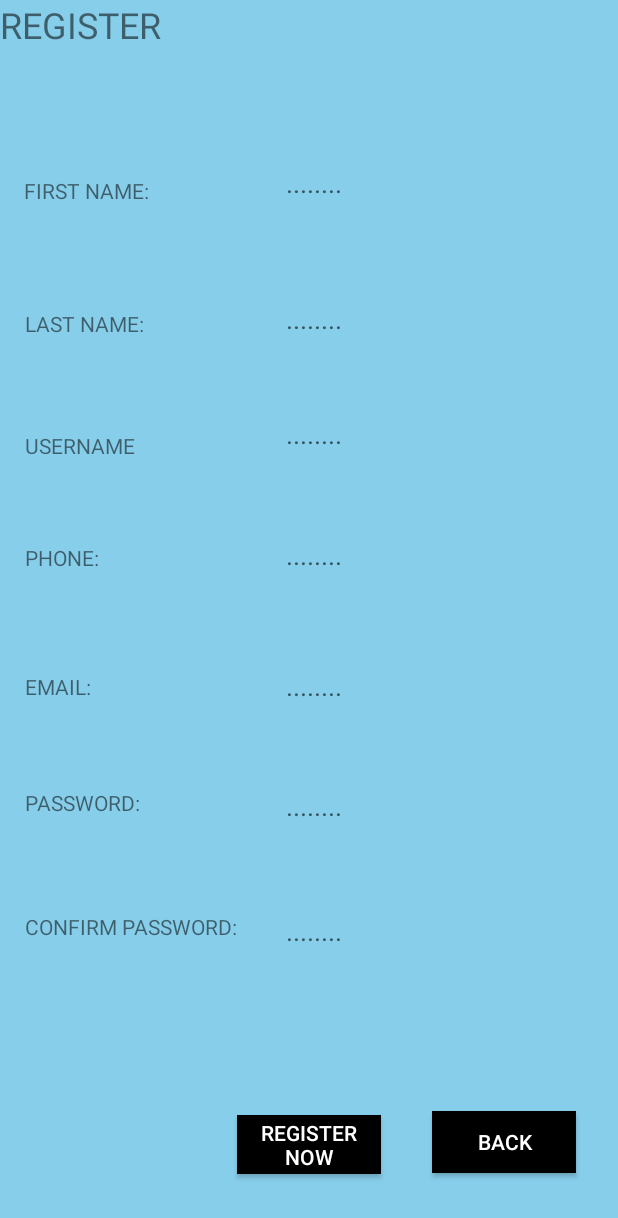
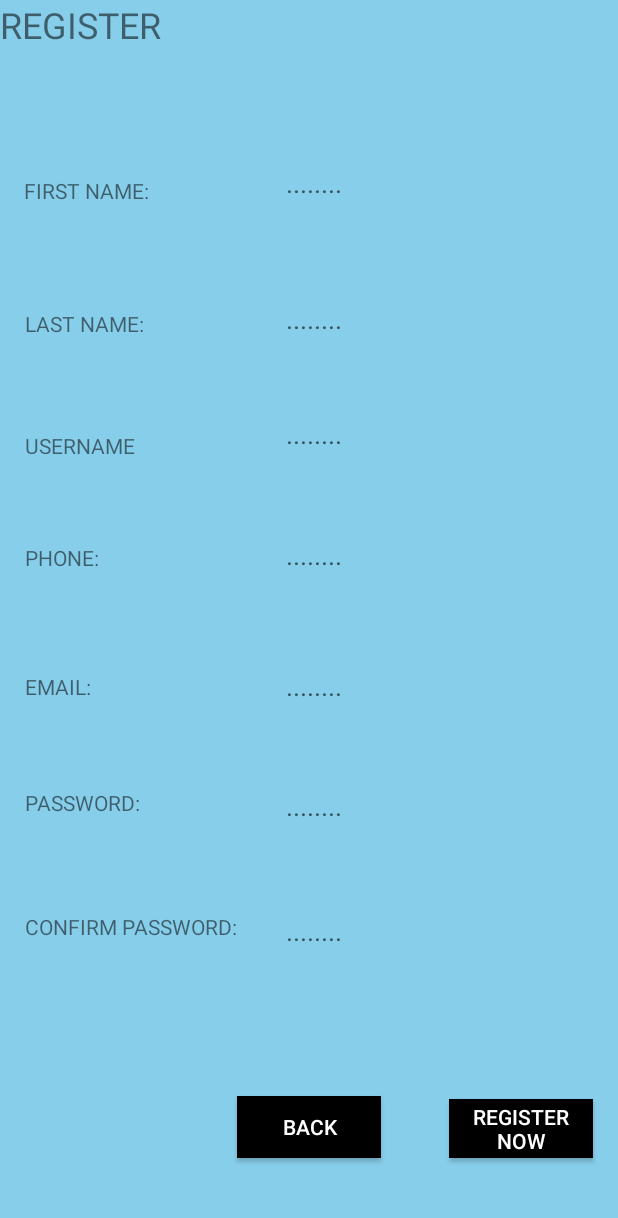
Before and after one commit to hiltonharyono/TugasBesarPBP, an Android app: the layout activity_register.xml on its own in the app's theme, with its tools: preview values and no code run, on a phone screen of 412 x 824 dp. Shown: the top 1218 px of the screen. Run offline under Robolectric (Android 15) with nearby library versions, the phone set to English and light mode, and no system bars.

Commit message:
register

```diff
--- a/app/src/main/AndroidManifest.xml
+++ b/app/src/main/AndroidManifest.xml
@@ -2,6 +2,7 @@
 <manifest xmlns:android="http://schemas.android.com/apk/res/android"
     package="tugasbesarpbp_f_keld.com.tugasbesarpbp_f_keld">
 
+    <uses-permission android:name="android.permission.INTERNET"/>
     <application
         android:allowBackup="true"
         android:icon="@mipmap/ic_launcher"
--- a/app/src/main/res/layout/activity_register.xml
+++ b/app/src/main/res/layout/activity_register.xml
@@ -44,7 +44,7 @@
         app:layout_constraintVertical_bias="0.446" />
 
     <EditText
-        android:id="@+id/etEmail"
+        android:id="@+id/editTextEmail"
         android:layout_width="wrap_content"
         android:layout_height="36dp"
         android:layout_marginBottom="8dp"
@@ -63,7 +63,7 @@
         app:layout_constraintVertical_bias="0.559" />
 
     <EditText
-        android:id="@+id/etPassword"
+        android:id="@+id/editTextPassword"
         android:layout_width="wrap_content"
         android:layout_height="36dp"
         android:layout_marginBottom="8dp"
@@ -244,7 +244,7 @@
         app:layout_constraintVertical_bias="0.656" />
 
     <Button
-        android:id="@+id/button"
+        android:id="@+id/buttonSignup"
         android:layout_width="96dp"
         android:layout_height="39dp"
         android:layout_marginBottom="8dp"
@@ -256,9 +256,10 @@
         android:textColor="@android:color/background_light"
         app:layout_constraintBottom_toBottomOf="parent"
         app:layout_constraintEnd_toEndOf="parent"
+        app:layout_constraintHorizontal_bias="0.97"
         app:layout_constraintStart_toStartOf="parent"
         app:layout_constraintTop_toTopOf="parent"
-        app:layout_constraintVertical_bias="0.957" />
+        app:layout_constraintVertical_bias="0.943" />
 
     <Button
         android:id="@+id/Back"
@@ -269,15 +270,14 @@
         android:layout_marginStart="8dp"
         android:layout_marginTop="8dp"
         android:background="@android:color/background_dark"
+        android:onClick="Back"
         android:text="BACK"
-        android:onClick="Back"
         android:textColor="@android:color/background_light"
         app:layout_constraintBottom_toBottomOf="parent"
         app:layout_constraintEnd_toEndOf="parent"
-        app:layout_constraintHorizontal_bias="0.933"
         app:layout_constraintStart_toStartOf="parent"
         app:layout_constraintTop_toTopOf="parent"
-        app:layout_constraintVertical_bias="0.956" />
+        app:layout_constraintVertical_bias="0.943" />
 
     <EditText
         android:id="@+id/etName"
--- a/build.gradle
+++ b/build.gradle
@@ -9,9 +9,9 @@ buildscript {
     dependencies {
         classpath 'com.android.tools.build:gradle:3.1.4'
 
-
         // NOTE: Do not place your application dependencies here; they belong
         // in the individual module build.gradle files
+        classpath 'com.google.gms:google-services:4.0.1'
     }
 }
 
```
Also changed, not shown: app/build.gradle (+9 -0 lines), app/src/main/java/tugasbesarpbp_f_keld/com/tugasbesarpbp_f_keld/MainActivity.java (+92 -1 lines), app/src/main/java/tugasbesarpbp_f_keld/com/tugasbesarpbp_f_keld/RegisterActivity.java (+80 -2 lines), app/src/main/res/layout/activity_main.xml (+5 -5 lines), 1 other file.
